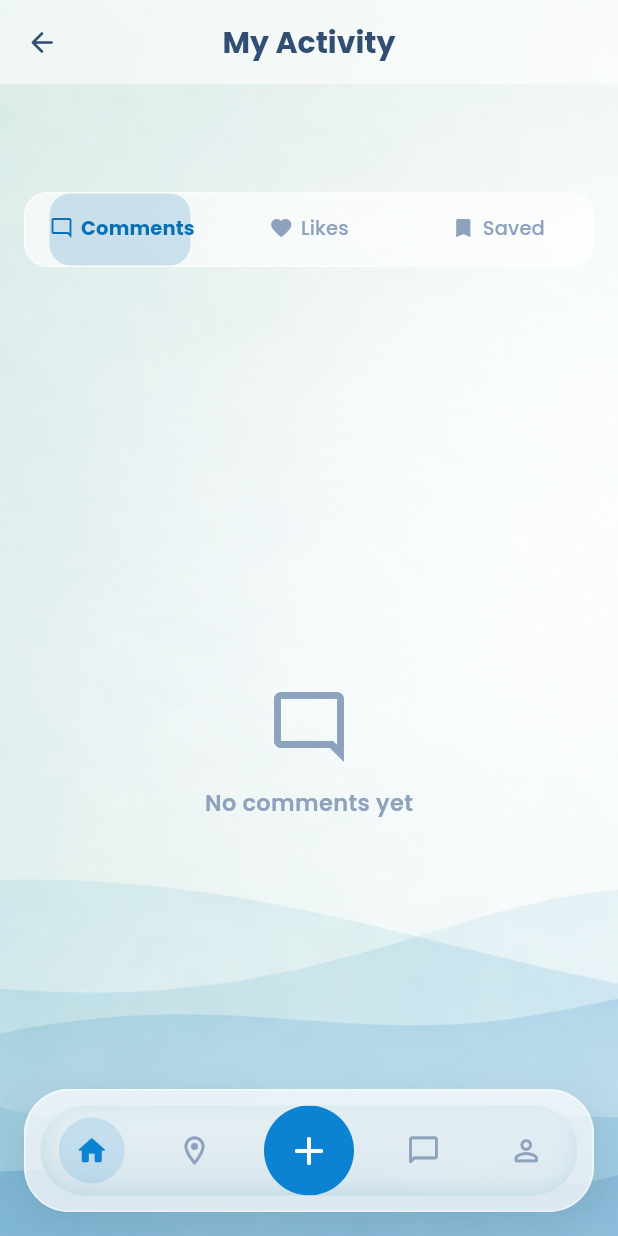
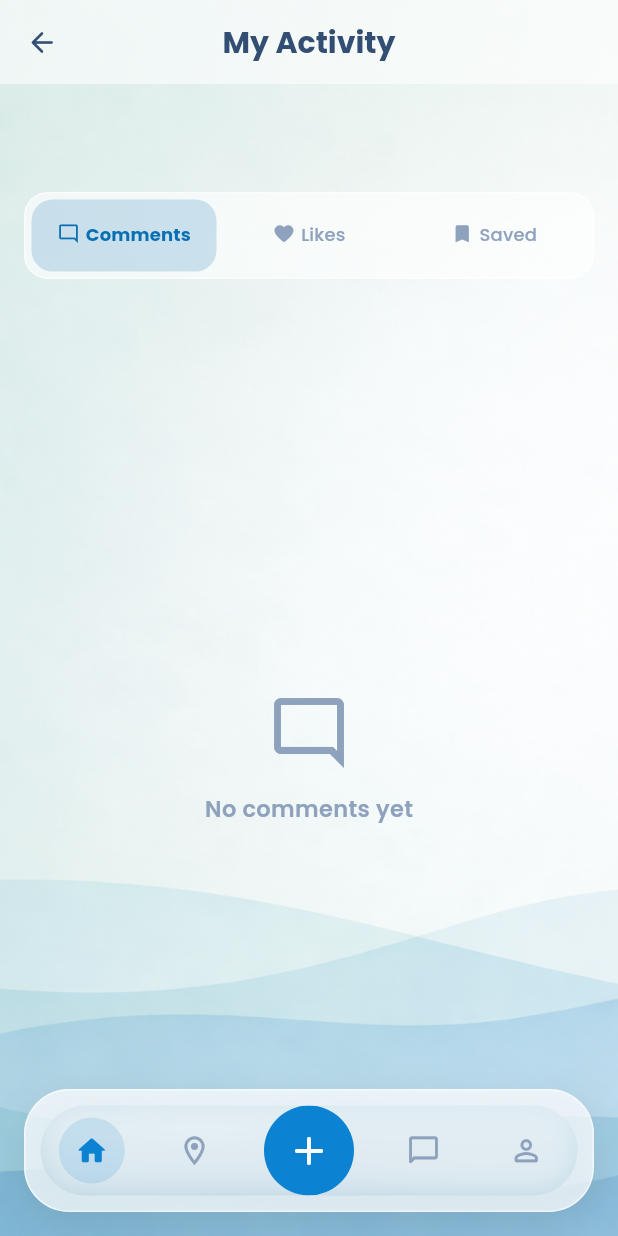
Before and after one commit to aboodGR/able_plus_final, a Flutter app: the MyActivityScreen screen opened by its route, on a phone screen of 412 x 824 dp. Run offline on Flutter 3.47's test engine with Material 3 defaults, Android fonts, the phone set to English and light mode, and no system bars; our stand-ins replace cached_network_image, chewie, file_picker, flutter_map, flutter_riverpod, flutter_tts and 9 more; missing offline and left inert: dart:js; accounts and stored records are empty; network calls fail.

Commit message:
ibr version 3/6/2026

```diff
--- a/Able_Plus_App/lib/screens/Home/DrawerPages/my_activity_screen.dart
+++ b/Able_Plus_App/lib/screens/Home/DrawerPages/my_activity_screen.dart
@@ -401,30 +401,37 @@
                     color: accentColor.withOpacity(0.18),
                     borderRadius: BorderRadius.circular(14),
                   ),
+                  indicatorSize: TabBarIndicatorSize.tab,
                   labelColor: accentColor,
                   unselectedLabelColor: mutedColor,
                   labelStyle: const TextStyle(
-                    fontSize: 13,
+                    fontSize: 12,
                     fontWeight: FontWeight.w700,
                   ),
                   unselectedLabelStyle: const TextStyle(
-                    fontSize: 13,
+                    fontSize: 12,
                     fontWeight: FontWeight.w500,
                   ),
+                  padding: const EdgeInsets.all(4),
                   tabs: [
-                    // ── كل تاب ملفوف بـ TtsWrapper ──
                     TtsWrapper(
                       text: '${l10n.comments}'
                           '${comments.isNotEmpty ? ", ${comments.length}" : ""}',
                       child: Tab(
                         child: Row(
                           mainAxisAlignment: MainAxisAlignment.center,
+                          mainAxisSize: MainAxisSize.min,
                           children: [
-                            const Icon(Icons.mode_comment_outlined, size: 16),
-                            const SizedBox(width: 5),
-                            Text(l10n.comments),
+                            const Icon(Icons.mode_comment_outlined, size: 15),
+                            const SizedBox(width: 4),
+                            Flexible(
+                              child: Text(
+                                l10n.comments,
+                                overflow: TextOverflow.ellipsis,
+                              ),
+                            ),
                             if (comments.isNotEmpty) ...[
-                              const SizedBox(width: 4),
+                              const SizedBox(width: 3),
                               _Badge(count: comments.length),
                             ],
                           ],
@@ -437,12 +444,18 @@
                       child: Tab(
                         child: Row(
                           mainAxisAlignment: MainAxisAlignment.center,
+                          mainAxisSize: MainAxisSize.min,
                           children: [
-                            const Icon(Icons.favorite_rounded, size: 16),
-                            const SizedBox(width: 5),
-                            Text(l10n.likes),
+                            const Icon(Icons.favorite_rounded, size: 15),
+                            const SizedBox(width: 4),
+                            Flexible(
+                              child: Text(
+                                l10n.likes,
+                                overflow: TextOverflow.ellipsis,
+                              ),
+                            ),
                             if (likes.isNotEmpty) ...[
-                              const SizedBox(width: 4),
+                              const SizedBox(width: 3),
                               _Badge(count: likes.length),
                             ],
                           ],
@@ -455,12 +468,18 @@
                       child: Tab(
                         child: Row(
                           mainAxisAlignment: MainAxisAlignment.center,
+                          mainAxisSize: MainAxisSize.min,
                           children: [
-                            const Icon(Icons.bookmark_rounded, size: 16),
-                            const SizedBox(width: 5),
-                            Text(l10n.saved),
+                            const Icon(Icons.bookmark_rounded, size: 15),
+                            const SizedBox(width: 4),
+                            Flexible(
+                              child: Text(
+                                l10n.saved,
+                                overflow: TextOverflow.ellipsis,
+                              ),
+                            ),
                             if (saves.isNotEmpty) ...[
-                              const SizedBox(width: 4),
+                              const SizedBox(width: 3),
                               _Badge(count: saves.length),
                             ],
                           ],
@@ -512,15 +531,15 @@
   @override
   Widget build(BuildContext context) {
     return Container(
-      padding: const EdgeInsets.symmetric(horizontal: 5, vertical: 1),
+      padding: const EdgeInsets.symmetric(horizontal: 4, vertical: 1),
       decoration: BoxDecoration(
         color: AbleTheme.accent(context).withOpacity(0.25),
-        borderRadius: BorderRadius.circular(8),
+        borderRadius: BorderRadius.circular(6),
       ),
       child: Text(
         count > 99 ? '99+' : '$count',
         style: TextStyle(
-          fontSize: 10,
+          fontSize: 9,
           fontWeight: FontWeight.w700,
           color: AbleTheme.accent(context),
         ),
@@ -595,7 +614,6 @@
           final subtitle = _subtitleFor(l10n, item);
           final timeStr = _formatTime(l10n, item.createdAt);
 
-          // ── النص المقروء: العنوان + الـ subtitle + الوقت ──
           final ttsText = [
             title,
             if (subtitle.isNotEmpty) subtitle,
--- a/Able_Plus_App/pubspec.yaml
+++ b/Able_Plus_App/pubspec.yaml
@@ -61,15 +61,12 @@
   share_plus: ^12.0.1
   image_picker: ^1.0.4
   file_picker: ^10.3.10
-
   flutter_tts: 4.2.5
   camera: ^0.12.0
   google_maps_flutter: ^2.15.0
   timeago: ^3.6.0
   uuid: ^4.0.0
   flutter_local_notifications: ^21.0.0
-  firebase_core: ^4.5.0
-  firebase_messaging: ^16.1.2
   intl: ^0.20.2
   flutter_map: ^8.3.0
   latlong2: ^0.9.1
```
Also changed, not shown: Able_Plus_App/lib/screens/Home/homePage.dart (+262 -95 lines), Able_Plus_App/lib/screens/Home/postcard.dart (+1 -21 lines), Able_Plus_App/lib/screens/profile/profile.dart (+9 -3 lines), Able_Plus_App/lib/services/tts_service.dart (+17 -4 lines), Able_Plus_App/pubspec.lock, 6 other files.
